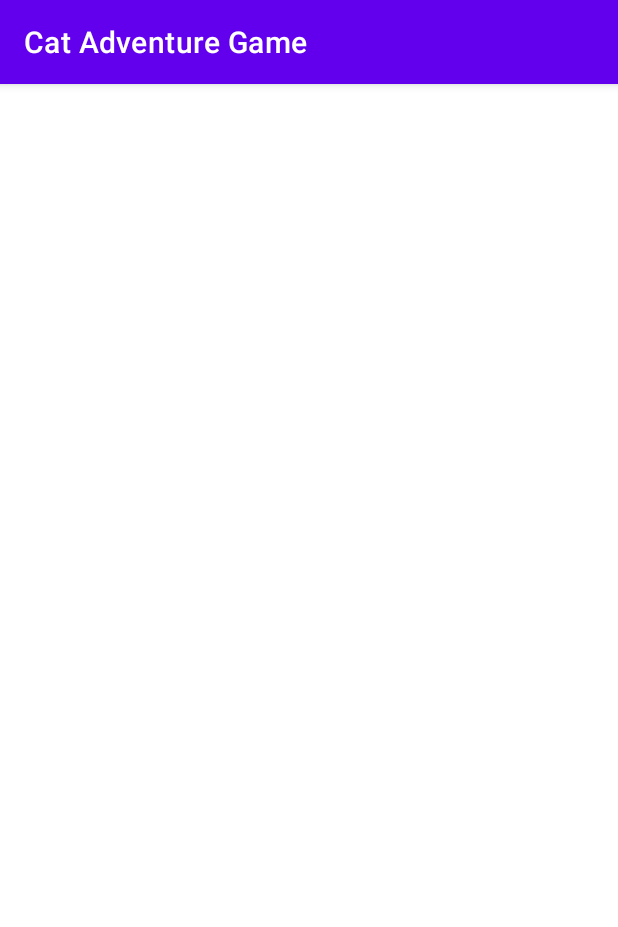
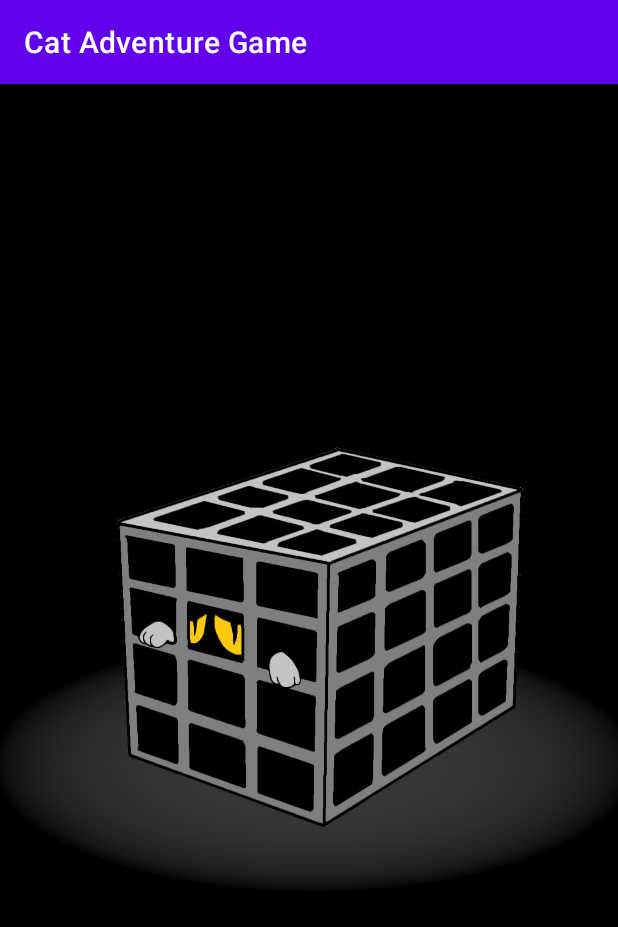
Before and after one commit to jmai136/Mobile-app-development-Capstone-Collab-Project, an Android app: the BadEnding screen opened directly, with no data from a screen before it, on a phone screen of 412 x 824 dp. Shown: the top 927 px of the screen. Run offline under Robolectric (Android 15) with nearby library versions, the phone set to English and light mode, and no system bars; 3 statements that could not run were skipped.

Commit message:
edited bad ending xml

```diff
--- a/app/src/main/res/layout/activity_bad_ending.xml
+++ b/app/src/main/res/layout/activity_bad_ending.xml
@@ -1,9 +1,16 @@
 <?xml version="1.0" encoding="utf-8"?>
-<androidx.constraintlayout.widget.ConstraintLayout xmlns:android="http://schemas.android.com/apk/res/android"
+<RelativeLayout xmlns:android="http://schemas.android.com/apk/res/android"
     xmlns:app="http://schemas.android.com/apk/res-auto"
     xmlns:tools="http://schemas.android.com/tools"
     android:layout_width="match_parent"
     android:layout_height="match_parent"
     tools:context=".BadEnding">
 
-</androidx.constraintlayout.widget.ConstraintLayout>
+    <ImageView
+        android:id="@+id/imgBadPixel"
+        android:layout_width="wrap_content"
+        android:layout_height="wrap_content"
+        android:scaleType="fitXY"
+        android:layout_margin="0dp"
+        app:srcCompat="@drawable/badendingpixel" />
+</RelativeLayout>
--- a/app/src/main/res/layout/activity_good_ending.xml
+++ b/app/src/main/res/layout/activity_good_ending.xml
@@ -7,7 +7,7 @@
     tools:context=".GoodEnding">
 
     <ImageView
-        android:id="@+id/goodPixel"
+        android:id="@+id/imgGoodPixel"
         android:layout_width="wrap_content"
         android:layout_height="wrap_content"
         android:scaleType="fitXY"
```
